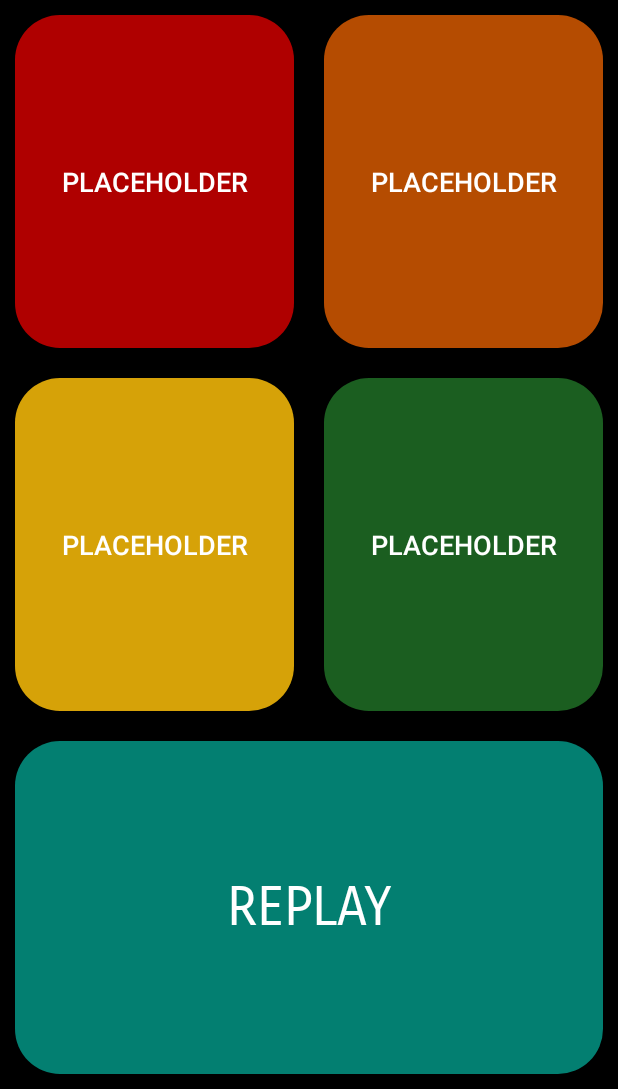
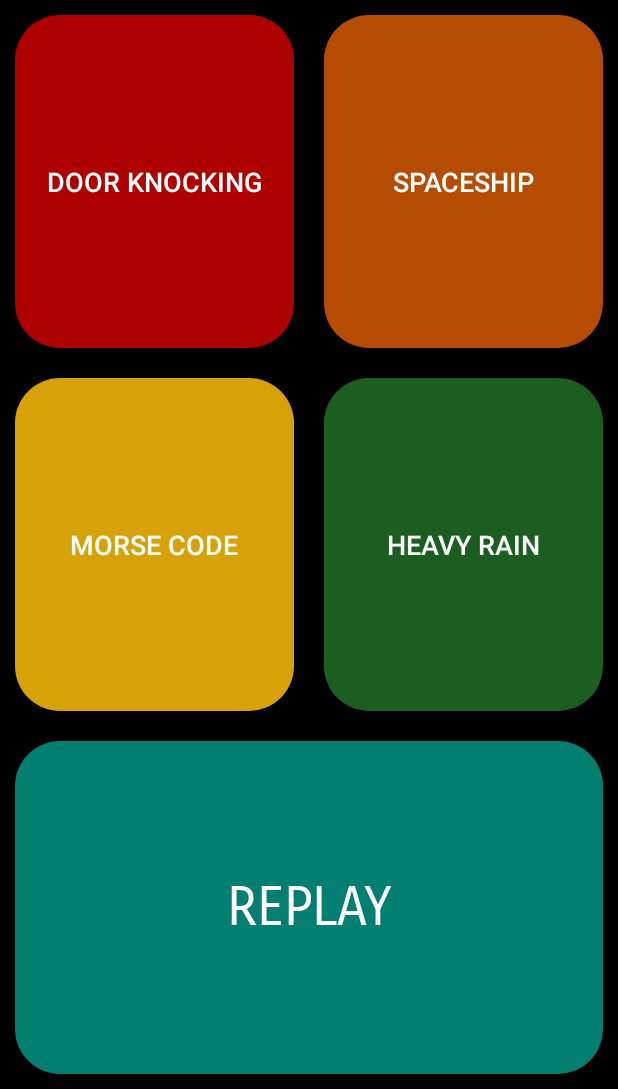
Before and after one commit to legitappsinc/Foundboard, an Android app: the MainActivity screen opened directly, with no data from a screen before it, on a phone screen of 412 x 824 dp, the part 147-1236 px from its top. Run offline under Robolectric (Android 15) with nearby library versions, the phone set to English and light mode, and no system bars.

Commit message:
Massive Update

```diff
--- a/app/src/main/java/com/eoenesapps/myapplication/MainActivity.java
+++ b/app/src/main/java/com/eoenesapps/myapplication/MainActivity.java
@@ -11,12 +11,15 @@ import android.view.Window;
 import android.widget.Button;
 import android.media.*;
 
+import java.lang.reflect.Array;
+import java.util.ArrayList;
+import java.util.Collections;
+import java.util.List;
 import java.util.Timer;
 import java.util.TimerTask;
 import java.util.Random;
 
 public class MainActivity extends AppCompatActivity {
-
     @Override
     protected void onCreate(Bundle savedInstanceState) {
         super.onCreate(savedInstanceState);
@@ -41,15 +44,85 @@ public class MainActivity extends AppCompatActivity {
         super.onStart();
 
 
+
         //Use loops to do this repeatedly
+
+        String list2[] =
+                {"Door Knocking", "Heavy Rain", "Morse Code", "Spaceship"};
+        int scoreKeeper;
+
+        Button buttonA = findViewById(R.id.buttonA);
+        Button buttonB = findViewById(R.id.buttonB);
+        Button buttonC = findViewById(R.id.buttonC);
+        Button buttonD = findViewById(R.id.buttonD);
+
+
         int list[] =
                 {R.raw.doorknock, R.raw.heavyrain, R.raw.morsecode, R.raw.spaceship};
+
+       /* ArrayList<Integer> integerArrayList2 = new ArrayList<>();
+        integerArrayList2.add(R.raw.doorknock);
+        integerArrayList2.add(R.raw.heavyrain);
+        integerArrayList2.add(R.raw.morsecode);
+        integerArrayList2.add(R.raw.spaceship);
+        Collections.shuffle(integerArrayList2); */
+
+
+
         Random r = new Random();
         //String myArray[] = getResources().getStringArray(R.array.ids);
-        //tried to use the array in raw arrays.xml but it wouldnt convert
-        int randomNumber = r.nextInt(list.length);
-        MediaPlayer mp = MediaPlayer.create(this, list[randomNumber]); //Placeholder file, change heavyrain to change what sound file it's playing
+        //tried to use the array in raw arrays.xml but it wouldn't convert
+        int randomNumber = r.nextInt(list2.length);
+        int randomNumber2 = r.nextInt(list2.length);
+        int randomNumber3= r.nextInt(list2.length);
+        int randomNumber4 = r.nextInt(list2.length);
+
+        while(randomNumber2 == randomNumber || randomNumber2 == randomNumber3 || randomNumber2 == randomNumber4)
+        {randomNumber2 = r.nextInt(list2.length);}
+
+
+        while(randomNumber3 == randomNumber || randomNumber3 == randomNumber2 || randomNumber3 == randomNumber4)
+        {randomNumber3 = r.nextInt(list2.length);}
+
+        while(randomNumber4 == randomNumber || randomNumber4 == randomNumber2 || randomNumber4 == randomNumber3)
+        {randomNumber4 = r.nextInt(list2.length);}
+
+        ArrayList<Button> arrayList = new ArrayList<>();
+        arrayList.add(buttonA);
+        arrayList.add(buttonB);
+        arrayList.add(buttonC);
+        arrayList.add(buttonD);
+        Collections.shuffle(arrayList);
+        //Chosen button A is the button used in the main activity, completley random
+        Button chosenButtonA = arrayList.get(0);
+        Button chosenButtonB = arrayList.get(1);
+        Button chosenButtonC = arrayList.get(2);
+        Button chosenButtonD = arrayList.get(3);
+
+
+        /*
+        When more btns are added in the future add them into the lists.
+         */
+
+
+
+
+        //Sets the button text
+        chosenButtonA.setText(list2[randomNumber]);
+        chosenButtonB.setText(list2[randomNumber2]);
+        chosenButtonC.setText(list2[randomNumber3]);
+        chosenButtonD.setText(list2[randomNumber4]);
+
+
+        //Media Player Object
+
+        int i = list[randomNumber];
+        MediaPlayer mp = MediaPlayer.create(this, i); //Placeholder file, change heavyrain to change what sound file it's playing
+        List<Integer> integerArrayList = new ArrayList<>();
+        integerArrayList.add(list[randomNumber]);
         mp.start();
+
+
     }
 
 
@@ -60,12 +133,6 @@ public class MainActivity extends AppCompatActivity {
        MediaPlayer mp = MediaPlayer.create(this, list[randomNumber]); //Placeholder file, change heavyrain to change what sound file it's playing
        mp.start();
 
-
-
-
-
-
-
    }
 
 
--- a/app/src/main/res/layout/activity_info.xml
+++ b/app/src/main/res/layout/activity_info.xml
@@ -38,10 +38,9 @@
             android:gravity="center"
             android:maxLines="400"
             android:scrollbars="vertical"
-            android:text="In Foundboard the objective is simple, get as many correct sounds in a row as you can.  Foundboard was made by EOENES Apps, greenpizza55 and Luke. Thanks for reading the info about our app. May the best listener win!
-"
+            android:text="In Foundboard the objective is simple, get as many correct sounds in a row as you can.  Foundboard was made by EOENES Apps, greenpizza55 and Luke. Thanks for reading the info about our app. May the best listener win!"
             android:textColor="@android:color/white"
-            android:textSize="33sp" />
+            android:textSize="30sp" />
 
 
 
--- a/app/src/main/res/layout/activity_main.xml
+++ b/app/src/main/res/layout/activity_main.xml
@@ -41,23 +41,21 @@
 
                 <Button
                     android:id="@+id/buttonA"
-                    android:layout_width="match_parent"
+                    android:layout_width="0dp"
                     android:layout_height="match_parent"
                     android:layout_margin="10dp"
                     android:layout_weight="1"
                     android:background="@drawable/btn_rounded_red"
-
-
                     android:text="Placeholder"
                     android:textColor="@android:color/white"
                     android:textSize="18dp"
 
-                    />
 
 
+                    />
                 <Button
                     android:id="@+id/buttonB"
-                    android:layout_width="match_parent"
+                    android:layout_width="0dp"
                     android:layout_height="match_parent"
                     android:layout_margin="10dp"
                     android:layout_weight="1"
@@ -71,7 +69,7 @@
             </TableRow>
 
 
-            //Leave this button in as it fixes the layout for whatever reason.
+            <!--Leave this button in as it fixes the layout for whatever reason. /> </!-->
 
             <TableRow
                 android:layout_width="wrap_content"
@@ -81,7 +79,7 @@
                 <Button
 
                     android:id="@+id/buttonC"
-                    android:layout_width="match_parent"
+                    android:layout_width="0dp"
                     android:layout_height="match_parent"
                     android:layout_margin="10dp"
                     android:layout_weight="1"
@@ -97,7 +95,7 @@
                 <Button
                     android:id="@+id/buttonD"
                     style="@style/TextAppearance.AppCompat.Button"
-                    android:layout_width="match_parent"
+                    android:layout_width="0dp"
                     android:layout_height="match_parent"
                     android:layout_margin="10dp"
                     android:layout_weight="1"
```
Also changed, not shown: 2 other files.
